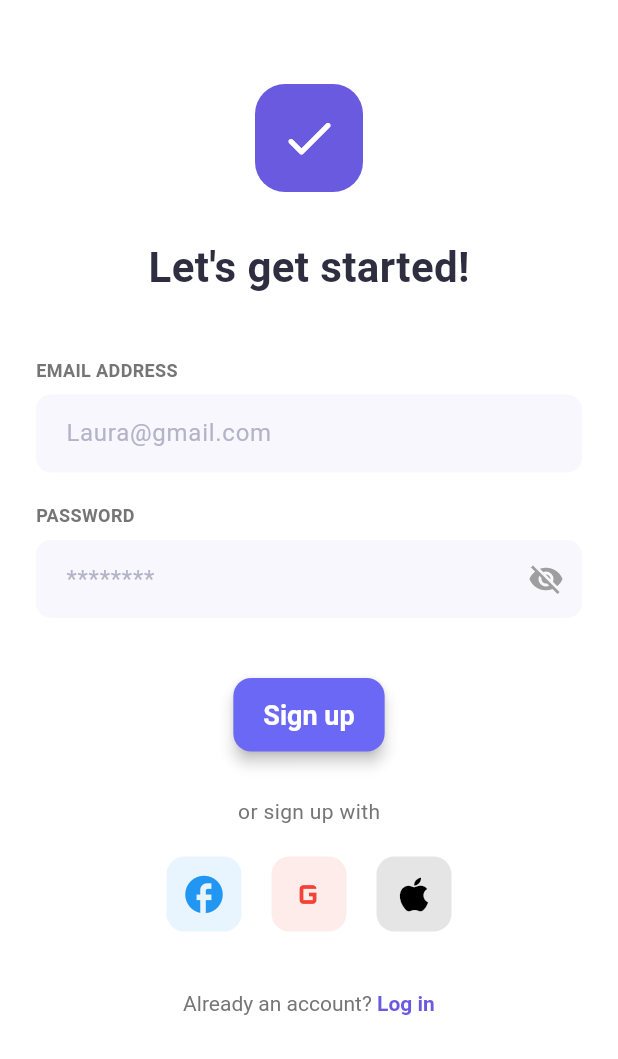
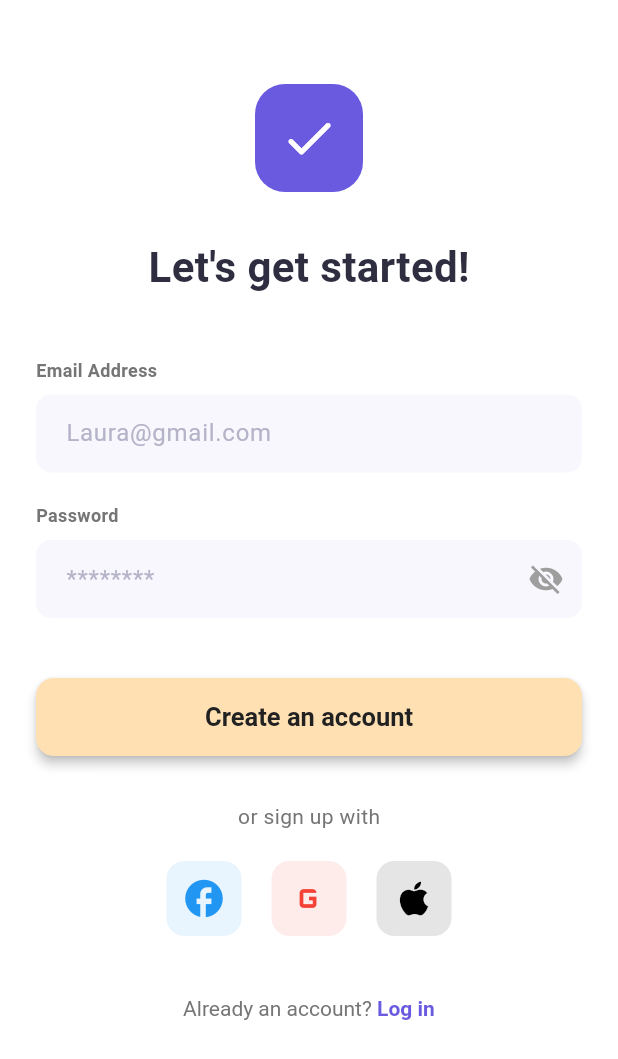
Before and after one commit to afzal09/taskify, a Flutter app: the SignUpScreen screen opened directly, on a phone screen of 412 x 824 dp. Shown: the top 1059 px of the screen. Run offline on Flutter 3.47's test engine with Material 3 defaults, Android fonts, the phone set to English and light mode, and no system bars; our stand-ins replace bloc, cloud_firestore, equatable, firebase_auth, firebase_core, flutter_bloc and 1 more; accounts and stored records are empty; generated files the repository leaves out were written again.

```diff
--- a/lib/features/auth/presentation/screens/sign_up.dart
+++ b/lib/features/auth/presentation/screens/sign_up.dart
@@ -1,25 +1,62 @@
-
 import 'package:flutter/material.dart';
+import 'package:flutter_bloc/flutter_bloc.dart';
+import 'package:whatbytes_assignment/features/auth/presentation/blocs/auth_bloc.dart';
 import 'package:whatbytes_assignment/features/auth/presentation/screens/login.dart';
+import 'package:whatbytes_assignment/src/theme/theme_values.dart';
 
 class SignUpScreen extends StatefulWidget {
   const SignUpScreen({super.key});
+
+  static const String routeName = '/sign-up';
 
   @override
   State<SignUpScreen> createState() => _SignUpScreenState();
 }
 
 class _SignUpScreenState extends State<SignUpScreen> {
-  final TextEditingController _emailController = TextEditingController();
-  final TextEditingController _passwordController = TextEditingController();
+  final TextEditingController nameController = TextEditingController();
+  final TextEditingController emailController = TextEditingController();
+  final TextEditingController passwordController = TextEditingController();
+  final _formKey = GlobalKey<FormState>();
+
   bool _isPasswordVisible = false;
+
+  @override
+  void dispose() {
+    nameController.dispose();
+    emailController.dispose();
+    passwordController.dispose();
+    super.dispose();
+  }
+
+  void _showSnackBar(String message, {Color? backgroundColor}) {
+    ScaffoldMessenger.of(context).showSnackBar(
+      SnackBar(
+        content: Text(message),
+        backgroundColor: backgroundColor ?? AppColors.errorColor,
+        behavior: SnackBarBehavior.floating,
+        margin: const EdgeInsets.all(16),
+        shape: RoundedRectangleBorder(borderRadius: BorderRadius.circular(12)),
+      ),
+    );
+  }
 
   @override
   Widget build(BuildContext context) {
     return Scaffold(
       backgroundColor: Colors.white,
-      body: SingleChildScrollView(
+      body: BlocListener<AuthBloc, AuthState>(
+        listener: (context, state) {
+          if (state is AuthAuthenticated) {
+            Navigator.of(context).popUntil((route) => route.isFirst);
+          } else if (state is AuthError) {
+            _showSnackBar(state.message);
+          }
+        },
+        child: SingleChildScrollView(
           padding: const EdgeInsets.symmetric(horizontal: 24.0),
+          child: Form(
+            key: _formKey,
             child: Padding(
               padding: const EdgeInsets.only(top: 36.0),
               child: Column(
@@ -51,7 +88,7 @@ class _SignUpScreenState extends State<SignUpScreen> {
                   Align(
                     alignment: Alignment.centerLeft,
                     child: Text(
-                  'EMAIL ADDRESS',
+                      'Email Address',
                       style: TextStyle(
                         fontSize: 12,
                         fontWeight: FontWeight.bold,
@@ -61,7 +98,7 @@ class _SignUpScreenState extends State<SignUpScreen> {
                   ),
                   const SizedBox(height: 8),
                   TextFormField(
-                controller: _emailController,
+                    controller: emailController,
                     keyboardType: TextInputType.emailAddress,
                     decoration: const InputDecoration(
                       hintText: 'Laura@gmail.com',
@@ -71,7 +108,7 @@ class _SignUpScreenState extends State<SignUpScreen> {
                   Align(
                     alignment: Alignment.centerLeft,
                     child: Text(
-                  'PASSWORD',
+                      'Password',
                       style: TextStyle(
                         fontSize: 12,
                         fontWeight: FontWeight.bold,
@@ -81,13 +118,15 @@ class _SignUpScreenState extends State<SignUpScreen> {
                   ),
                   const SizedBox(height: 8),
                   TextFormField(
-                controller: _passwordController,
+                    controller: passwordController,
                     obscureText: !_isPasswordVisible,
                     decoration: InputDecoration(
                       hintText: '********',
                       suffixIcon: IconButton(
                         icon: Icon(
-                      _isPasswordVisible ? Icons.visibility : Icons.visibility_off,
+                          _isPasswordVisible
+                              ? Icons.visibility
+                              : Icons.visibility_off,
                           color: Colors.grey,
                         ),
                         onPressed: () {
@@ -99,20 +138,53 @@ class _SignUpScreenState extends State<SignUpScreen> {
                     ),
                   ),
                   const SizedBox(height: 40),
-              ElevatedButton(
-                onPressed: () {
-                  // Handle Sign up logic
-                  print('Sign Up pressed with Email: ${_emailController.text}, Password: ${_passwordController.text}');
+                  BlocBuilder<AuthBloc, AuthState>(
+                    builder: (context, state) {
+                      return SizedBox(
+                        width: double.infinity,
+                        height: 52,
+                        child: ElevatedButton(
+                          onPressed: state is AuthLoading
+                              ? null
+                              : () {
+                                  if (_formKey.currentState!.validate()) {
+                                    context.read<AuthBloc>().add(
+                                      AuthSignUpRequested(
+                                        name: nameController.text.trim(),
+                                        email: emailController.text.trim(),
+                                        password: passwordController.text
+                                            .trim(),
+                                      ),
+                                    );
+                                  }
                                 },
-                child: const Text('Sign up'),
+                          style: ElevatedButton.styleFrom(
+                            backgroundColor: AppColors.beigeColor,
+                            foregroundColor: AppColors.blackColor,
+                            elevation: 3,
+                            shape: RoundedRectangleBorder(
+                              borderRadius: BorderRadius.circular(12),
+                            ),
+                            textStyle: const TextStyle(
+                              fontSize: 17,
+                              fontWeight: FontWeight.bold,
+                            ),
+                          ),
+                          child: state is AuthLoading
+                              ? const CircularProgressIndicator(
+                                  valueColor: AlwaysStoppedAnimation<Color>(
+                                    AppColors.blackColor,
+                                  ),
+                                )
+                              : const Text('Create an account'),
+                        ),
+                      );
+                    },
                   ),
                   const SizedBox(height: 30),
                   Text(
                     'or sign up with',
-                style: TextStyle(
-                  fontSize: 14,
-                  color: Colors.grey[600],
-                ),
+                    style: TextStyle(fontSize: 14, color: Colors.grey[600]),
                   ),
                   const SizedBox(height: 20),
                   Row(
@@ -120,7 +192,10 @@ class _SignUpScreenState extends State<SignUpScreen> {
                     children: [
                       _buildSocialButton(Icons.facebook, Colors.blue),
                       const SizedBox(width: 20),
-                  _buildSocialButton(Icons.g_mobiledata, Colors.red), // Google icon
+                      _buildSocialButton(
+                        Icons.g_mobiledata,
+                        Colors.red,
+                      ), // Google icon
                       const SizedBox(width: 20),
                       _buildSocialButton(Icons.apple, Colors.black),
                     ],
@@ -130,16 +205,15 @@ class _SignUpScreenState extends State<SignUpScreen> {
                     onTap: () {
                       Navigator.push(
                         context,
-                    MaterialPageRoute(builder: (context) => const LoginScreen()),
+                        MaterialPageRoute(
+                          builder: (context) => const LoginScreen(),
+                        ),
                       );
                     },
                     child: RichText(
                       text: TextSpan(
                         text: 'Already an account? ',
-                    style: TextStyle(
-                      color: Colors.grey[600],
-                      fontSize: 14,
-                    ),
+                        style: TextStyle(color: Colors.grey[600], fontSize: 14),
                         children: const [
                           TextSpan(
                             text: 'Log in',
@@ -157,6 +231,8 @@ class _SignUpScreenState extends State<SignUpScreen> {
               ),
             ),
           ),
+        ),
+      ),
     );
   }
 
@@ -168,11 +244,7 @@ class _SignUpScreenState extends State<SignUpScreen> {
         color: color.withOpacity(0.1),
         borderRadius: BorderRadius.circular(12.0),
       ),
-      child: Icon(
-        icon,
-        color: color,
-        size: 30,
-      ),
+      child: Icon(icon, color: color, size: 30),
     );
   }
 }
```
Lines whose indentation alone changed are shown as unchanged.
